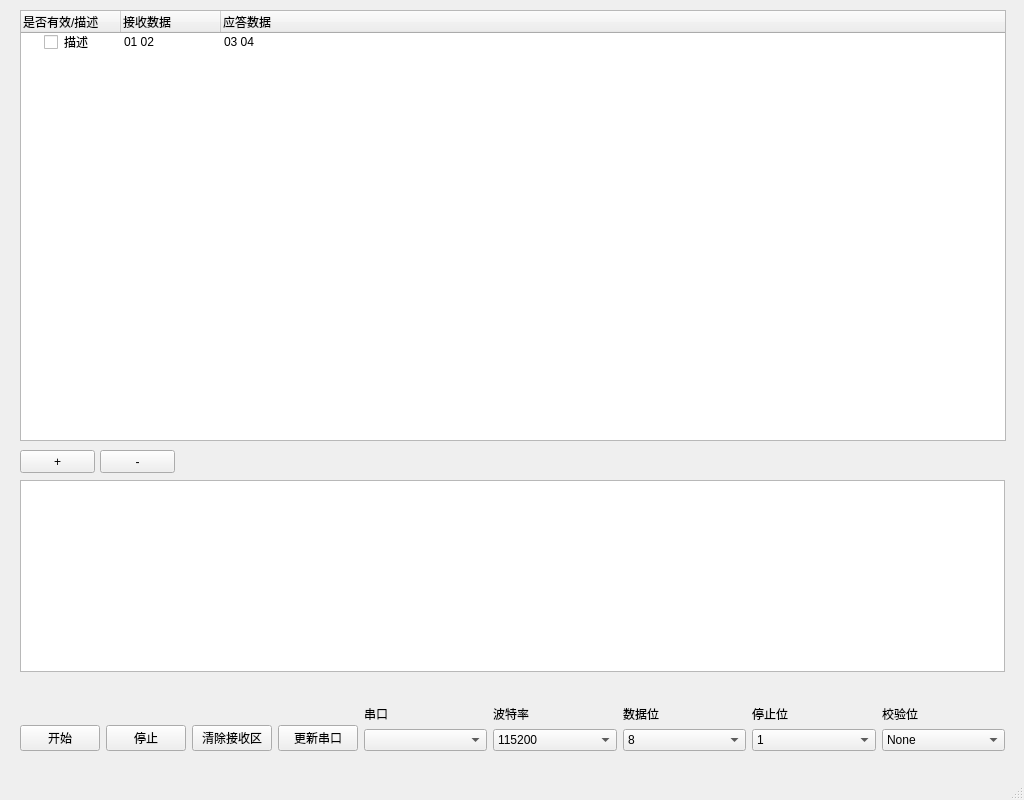
top-strawberry/ComProtocolResolve, file mainwindow.ui: the form before one commit.
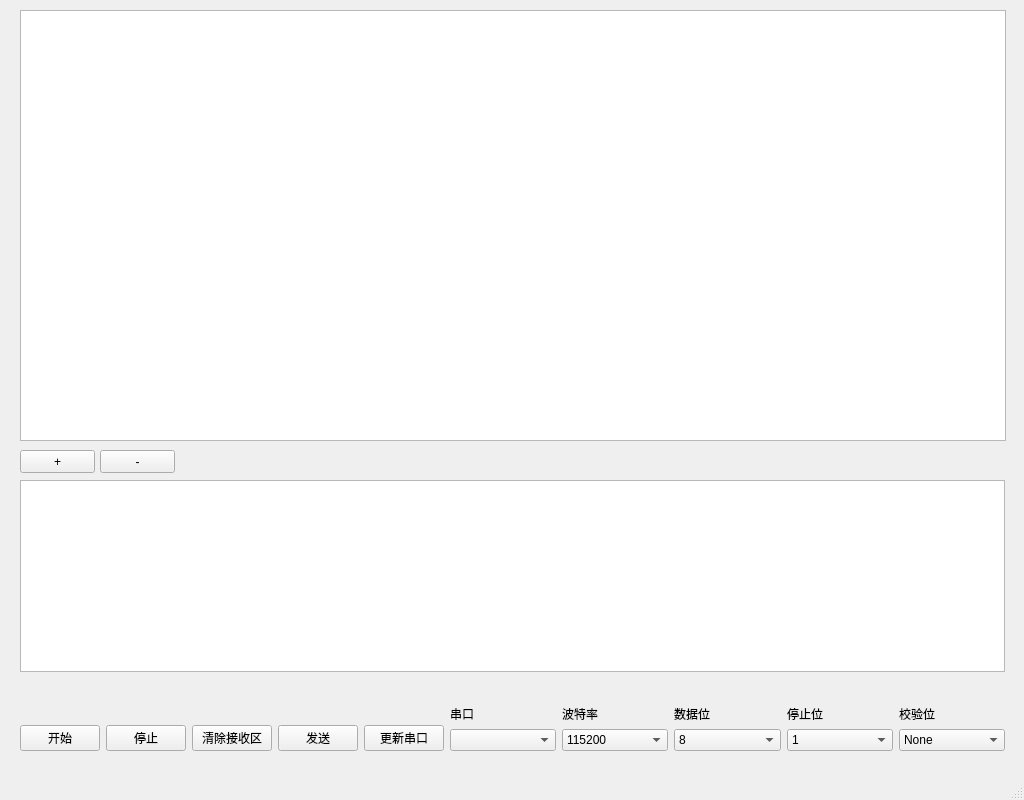
The form after the commit.

What changed in the file:
```diff
--- a/mainwindow.ui
+++ b/mainwindow.ui
@@ -30,7 +30,7 @@
      <bool>false</bool>
     </property>
     <property name="columnCount">
-     <number>3</number>
+     <number>0</number>
     </property>
     <attribute name="headerCascadingSectionResizes">
      <bool>false</bool>
@@ -38,35 +38,6 @@
     <attribute name="headerMinimumSectionSize">
      <number>25</number>
     </attribute>
-    <column>
-     <property name="text">
-      <string notr="true">是否有效/描述</string>
-     </property>
-    </column>
-    <column>
-     <property name="text">
-      <string>接收数据</string>
-     </property>
-    </column>
-    <column>
-     <property name="text">
-      <string>应答数据</string>
-     </property>
-    </column>
-    <item>
-     <property name="text">
-      <string>描述</string>
-     </property>
-     <property name="checkState">
-      <enum>Unchecked</enum>
-     </property>
-     <property name="text">
-      <string>01 02</string>
-     </property>
-     <property name="text">
-      <string>03 04</string>
-     </property>
-    </item>
    </widget>
    <widget class="QPushButton" name="pushButton_add">
     <property name="geometry">
@@ -160,6 +131,13 @@
              </property>
             </widget>
            </item>
+           <item>
+            <widget class="QPushButton" name="button_send">
+             <property name="text">
+              <string>发送</string>
+             </property>
+            </widget>
+           </item>
            <item>
             <widget class="QPushButton" name="button_update">
              <property name="text">
```
